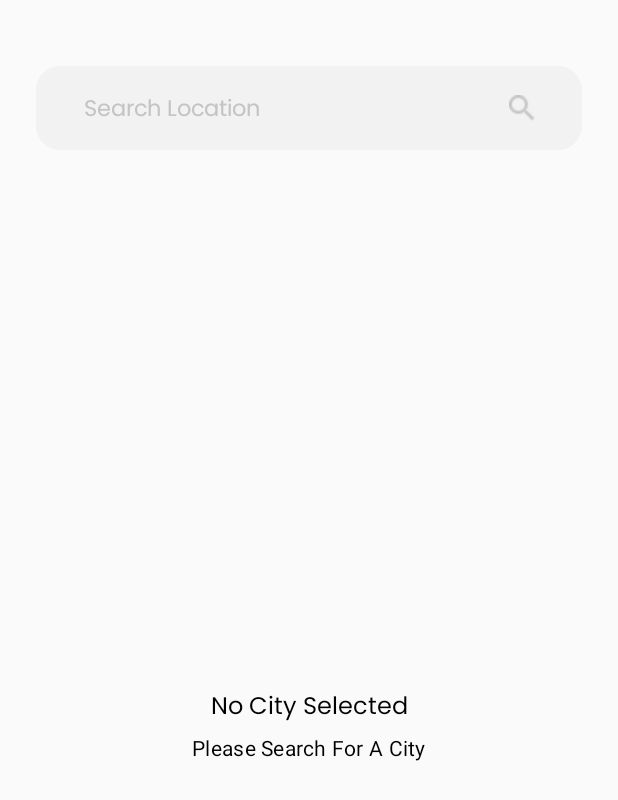
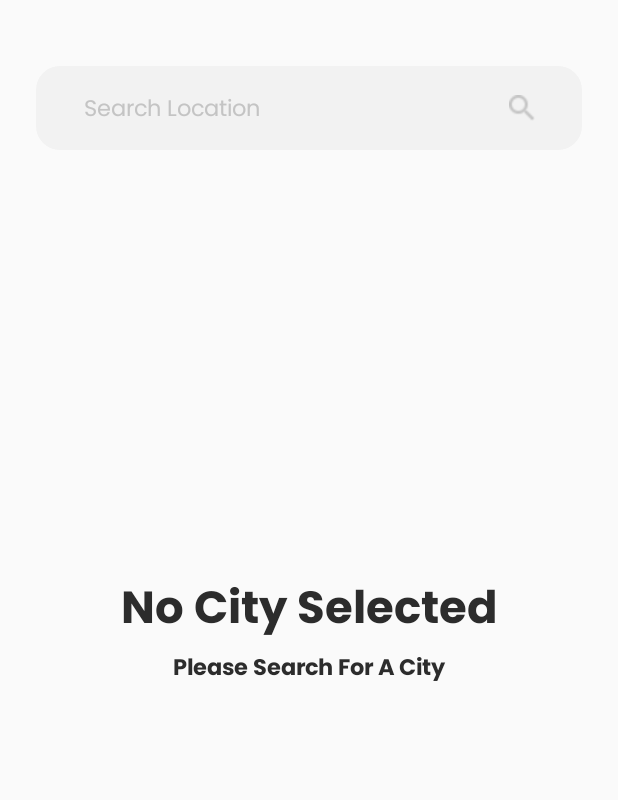
Before and after one commit to caglaakgul/WeatherAppTask, an Android app built with Jetpack Compose: the screen it shows after launch (MainActivity), on a phone screen of 412 x 824 dp. Shown: the top 800 px of the screen. Run offline under Robolectric (Android 15) with nearby library versions, the phone set to English and light mode, and no system bars; our stand-ins replace Dagger/Hilt's generated code.

Commit message:
fixed texts

```diff
--- a/app/src/main/java/com/caglaakgul/weatherapptask/ui/screens/HomeScreen.kt
+++ b/app/src/main/java/com/caglaakgul/weatherapptask/ui/screens/HomeScreen.kt
@@ -3,9 +3,9 @@ package com.caglaakgul.weatherapptask.ui.screens
 import androidx.compose.foundation.layout.Arrangement
 import androidx.compose.foundation.layout.Column
 import androidx.compose.foundation.layout.Spacer
-import androidx.compose.foundation.layout.fillMaxSize
+import androidx.compose.foundation.layout.fillMaxWidth
 import androidx.compose.foundation.layout.height
-import androidx.compose.material3.MaterialTheme
+import androidx.compose.foundation.layout.wrapContentHeight
 import androidx.compose.material3.Text
 import androidx.compose.runtime.Composable
 import androidx.compose.runtime.LaunchedEffect
@@ -16,11 +16,16 @@ import androidx.compose.runtime.remember
 import androidx.compose.runtime.setValue
 import androidx.compose.ui.Alignment
 import androidx.compose.ui.Modifier
+import androidx.compose.ui.graphics.Color
+import androidx.compose.ui.text.TextStyle
+import androidx.compose.ui.text.font.FontWeight
 import androidx.compose.ui.unit.dp
+import androidx.compose.ui.unit.sp
 import com.caglaakgul.weatherapptask.domain.state.CityWeather
 import com.caglaakgul.weatherapptask.ui.components.CityWeatherCard
 import com.caglaakgul.weatherapptask.ui.components.SearchBar
 import com.caglaakgul.weatherapptask.ui.components.WeatherDetail
+import com.caglaakgul.weatherapptask.ui.theme.Poppins
 import com.caglaakgul.weatherapptask.ui.viewmodel.WeatherViewModel
 
 @Composable
@@ -80,14 +85,33 @@ fun HomeScreen(viewModel: WeatherViewModel) {
             }
 
             showInitialMessage -> {
+                Spacer(modifier = Modifier.height(240.dp))
                 Column(
                     horizontalAlignment = Alignment.CenterHorizontally,
                     verticalArrangement = Arrangement.Center,
-                    modifier = Modifier.fillMaxSize()
+                    modifier = Modifier
+                        .fillMaxWidth()
+                        .wrapContentHeight()
                 ) {
-                    Text("No City Selected", style = MaterialTheme.typography.bodyLarge)
+                    Text(
+                        text = "No City Selected",
+                        style = TextStyle(
+                            fontSize = 30.sp,
+                            color = Color(0xFF2C2C2C),
+                            fontFamily = Poppins,
+                            fontWeight = FontWeight.SemiBold
+                        )
+                    )
                     Spacer(modifier = Modifier.height(8.dp))
-                    Text("Please Search For A City", style = MaterialTheme.typography.bodyMedium)
+                    Text(
+                        text = "Please Search For A City",
+                        style = TextStyle(
+                            fontSize = 15.sp,
+                            color = Color(0xFF2C2C2C),
+                            fontFamily = Poppins,
+                            fontWeight = FontWeight.SemiBold
+                        )
+                    )
                 }
             }
         }
```
Also changed, not shown: app/src/main/java/com/caglaakgul/weatherapptask/ui/components/CityWeatherCard.kt (+22 -6 lines).
